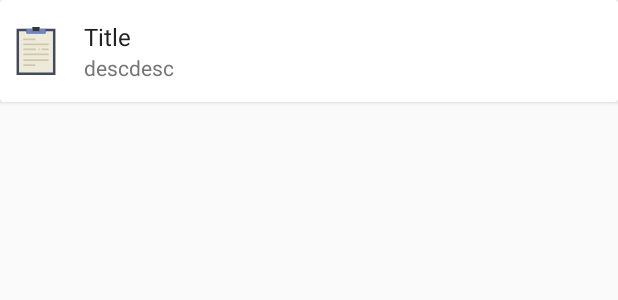
After one commit to hamidrezasahraei/Notella, an Android app: the layout note_recyclerview_item.xml on its own in the app's theme, with its tools: preview values and no code run, on a phone screen of 412 x 824 dp. The commit adds this screen. Shown: the top 300 px of the screen. Run offline under Robolectric (Android 15) with nearby library versions, the phone set to English and light mode, and no system bars.

Commit message:
- Layout for note item and folder item added!

```diff
--- a/app/build.gradle
+++ b/app/build.gradle
@@ -29,6 +29,7 @@ dependencies {
     compile 'android.arch.persistence.room:runtime:1.0.0-alpha3'
     compile 'com.android.support:support-v4:25.3.1'
     compile 'com.android.support:recyclerview-v7:25.3.1'
+    compile 'com.android.support:cardview-v7:25.3.1'
     compile 'com.android.support:design:25.3.1'
     testCompile 'junit:junit:4.12'
     annotationProcessor 'android.arch.persistence.room:compiler:1.0.0-alpha3'
--- a/app/src/main/java/sahraei/hamidreza/com/notella/Adapter/NoteListAdapter.java
+++ b/app/src/main/java/sahraei/hamidreza/com/notella/Adapter/NoteListAdapter.java
@@ -10,7 +10,6 @@ import java.util.List;
 
 import sahraei.hamidreza.com.notella.Model.Folder;
 import sahraei.hamidreza.com.notella.Model.Note;
-import sahraei.hamidreza.com.notella.NoteListActivity;
 import sahraei.hamidreza.com.notella.R;
 
 /**
@@ -43,11 +42,12 @@ public class NoteListAdapter extends RecyclerView.Adapter<RecyclerView.ViewHolde
         View view;
         switch (viewType) {
             case NOTE_ITEM_TYPE:
-                layoutRes = R.layout.note_item_recyclerview;
+                layoutRes = R.layout.note_recyclerview_item;
                 view = LayoutInflater.from(parent.getContext()).inflate(layoutRes, parent, false);
                 return new NoteItemViewHolder(view);
 
             case FOLDER_ITEM_TYPE:
+                layoutRes = R.layout.folder_recyclerview_item;
                 view = LayoutInflater.from(parent.getContext()).inflate(layoutRes, parent, false);
                 return new FolderItemViewHolder(view);
         }
--- a/app/src/main/java/sahraei/hamidreza/com/notella/NoteListActivity.java
+++ b/app/src/main/java/sahraei/hamidreza/com/notella/NoteListActivity.java
@@ -16,6 +16,7 @@ import android.widget.TextView;
 
 
 import sahraei.hamidreza.com.notella.Adapter.NoteListAdapter;
+import sahraei.hamidreza.com.notella.Model.Folder;
 import sahraei.hamidreza.com.notella.Model.Note;
 
 import java.util.ArrayList;
@@ -72,6 +73,7 @@ public class NoteListActivity extends AppCompatActivity {
     }
 
     private void setupRecyclerView(@NonNull RecyclerView recyclerView) {
+        items = new ArrayList<>();
         recyclerView.setAdapter(new NoteListAdapter(this, items, mTwoPane));
     }
 
--- /dev/null
+++ b/app/src/main/res/drawable/ic_notepad.xml
@@ -0,0 +1,15 @@
+<vector android:height="24dp" android:viewportHeight="58.0"
+    android:viewportWidth="58.0" android:width="24dp" xmlns:android="http://schemas.android.com/apk/res/android">
+    <path android:fillColor="#424A60" android:pathData="M37.5,2l-4,0l0,3l-9,0l0,-3l-4,0l-15,0l0,56l47,0l0,-56z"/>
+    <path android:fillColor="#303644" android:pathData="M24.5,0h9v5h-9z"/>
+    <path android:fillColor="#EDEADA" android:pathData="M40.5,5l0,3l-23,0l0,-3l-9,0l0,50l41,0l0,-50z"/>
+    <path android:fillColor="#7383BF" android:pathData="M33.5,2l0,3l-9,0l0,-3l-7,0l0,6l23,0l0,-6z"/>
+    <path android:fillColor="#CEC9AE" android:pathData="M27.5,16h-13c-0.55,0 -1,-0.45 -1,-1s0.45,-1 1,-1h13c0.55,0 1,0.45 1,1S28.05,16 27.5,16z"/>
+    <path android:fillColor="#CEC9AE" android:pathData="M27.5,47h-13c-0.55,0 -1,-0.45 -1,-1s0.45,-1 1,-1h13c0.55,0 1,0.45 1,1S28.05,47 27.5,47z"/>
+    <path android:fillColor="#CEC9AE" android:pathData="M43.5,22h-29c-0.55,0 -1,-0.45 -1,-1s0.45,-1 1,-1h29c0.55,0 1,0.45 1,1S44.05,22 43.5,22z"/>
+    <path android:fillColor="#CEC9AE" android:pathData="M43.5,34h-29c-0.55,0 -1,-0.45 -1,-1s0.45,-1 1,-1h29c0.55,0 1,0.45 1,1S44.05,34 43.5,34z"/>
+    <path android:fillColor="#CEC9AE" android:pathData="M43.5,41h-29c-0.55,0 -1,-0.45 -1,-1s0.45,-1 1,-1h29c0.55,0 1,0.45 1,1S44.05,41 43.5,41z"/>
+    <path android:fillColor="#CEC9AE" android:pathData="M28.5,28h-14c-0.55,0 -1,-0.45 -1,-1s0.45,-1 1,-1h14c0.55,0 1,0.45 1,1S29.05,28 28.5,28z"/>
+    <path android:fillColor="#CEC9AE" android:pathData="M43.5,28h-7c-0.55,0 -1,-0.45 -1,-1s0.45,-1 1,-1h7c0.55,0 1,0.45 1,1S44.05,28 43.5,28z"/>
+    <path android:fillColor="#CEC9AE" android:pathData="M32.5,28c-0.27,0 -0.52,-0.1 -0.71,-0.29c-0.18,-0.19 -0.29,-0.45 -0.29,-0.71c0,-0.27 0.1,-0.52 0.29,-0.71c0.38,-0.38 1.04,-0.37 1.42,0c0.19,0.19 0.29,0.44 0.29,0.71c0,0.27 -0.11,0.52 -0.29,0.71C33.02,27.89 32.77,28 32.5,28z"/>
+</vector>
--- a/app/src/main/res/layout/folder_item_recyclerview.xml
+++ /dev/null
@@ -1,6 +0,0 @@
-<?xml version="1.0" encoding="utf-8"?>
-<LinearLayout xmlns:android="http://schemas.android.com/apk/res/android"
-    android:orientation="vertical" android:layout_width="match_parent"
-    android:layout_height="match_parent">
-
-</LinearLayout>
--- a/app/src/main/res/layout/note_item_recyclerview.xml
+++ /dev/null
@@ -1,6 +0,0 @@
-<?xml version="1.0" encoding="utf-8"?>
-<LinearLayout xmlns:android="http://schemas.android.com/apk/res/android"
-    android:orientation="vertical" android:layout_width="match_parent"
-    android:layout_height="match_parent">
-
-</LinearLayout>
--- /dev/null
+++ b/app/src/main/res/layout/note_recyclerview_item.xml
@@ -0,0 +1,52 @@
+<?xml version="1.0" encoding="utf-8"?>
+<LinearLayout xmlns:android="http://schemas.android.com/apk/res/android"
+    xmlns:app="http://schemas.android.com/apk/res-auto"
+    android:orientation="vertical"
+    android:layout_width="match_parent"
+    android:layout_height="@dimen/card_height"
+    >
+    <android.support.v7.widget.CardView
+        android:layout_width="match_parent"
+        android:layout_height="match_parent"
+        android:layout_marginBottom="4dp"
+        >
+        <LinearLayout
+            android:layout_width="match_parent"
+            android:layout_height="match_parent"
+            android:orientation="horizontal"
+            android:gravity="center_vertical"
+            android:paddingStart="@dimen/card_padding"
+            android:paddingEnd="@dimen/card_padding"
+            >
+            <ImageView
+                android:layout_width="32dp"
+                android:layout_height="32dp"
+                app:srcCompat="@drawable/ic_notepad"
+                />
+            <LinearLayout
+                android:layout_width="match_parent"
+                android:layout_height="wrap_content"
+                android:orientation="vertical"
+                >
+                <TextView
+                    android:id="@+id/note_card_title"
+                    android:layout_width="wrap_content"
+                    android:layout_height="wrap_content"
+                    android:text="Title"
+                    android:layout_marginStart="@dimen/text_margin"
+                    android:layout_marginLeft="@dimen/text_margin"
+                    style="@style/CardTitle"
+                    />
+                <TextView
+                    android:id="@+id/note_card_desc"
+                    android:layout_width="wrap_content"
+                    android:layout_height="wrap_content"
+                    android:text="descdesc"
+                    android:layout_marginStart="@dimen/text_margin"
+                    android:layout_marginLeft="@dimen/text_margin"
+                    style="@style/CardDesc"
+                    />
+            </LinearLayout>
+        </LinearLayout>
+    </android.support.v7.widget.CardView>
+</LinearLayout>
--- a/app/src/main/res/values/dimens.xml
+++ b/app/src/main/res/values/dimens.xml
@@ -6,4 +6,10 @@
     <dimen name="app_bar_height">200dp</dimen>
     <dimen name="item_width">200dp</dimen>
     <dimen name="text_margin">16dp</dimen>
+
+    <dimen name="card_title">16sp</dimen>
+    <dimen name="card_desc">14sp</dimen>
+    <dimen name="card_height">72dp</dimen>
+    <dimen name="card_padding">8dp</dimen>
+    <dimen name="card_image_size">32dp</dimen>
 </resources>
--- a/app/src/main/res/values/styles.xml
+++ b/app/src/main/res/values/styles.xml
@@ -17,4 +17,16 @@
 
     <style name="AppTheme.PopupOverlay" parent="ThemeOverlay.AppCompat.Light" />
 
+    <style name="CardTitle">
+        <item name="android:textColor">@color/colorTextPrimary</item>
+        <item name="android:textSize">@dimen/card_title</item>
+    </style>
+
+    <style name="CardDesc">
+        <item name="android:textColor">@color/colorTextSecondary</item>
+        <item name="android:textSize">@dimen/card_desc</item>
+        <item name="android:maxLines">2</item>
+        <item name="android:ellipsize">end</item>
+    </style>
+
 </resources>
```
Also changed, not shown: app/src/main/res/drawable/ic_folder.xml (added, +11 -0 lines), app/src/main/res/layout/folder_recyclerview_item.xml (added, +52 -0 lines).
